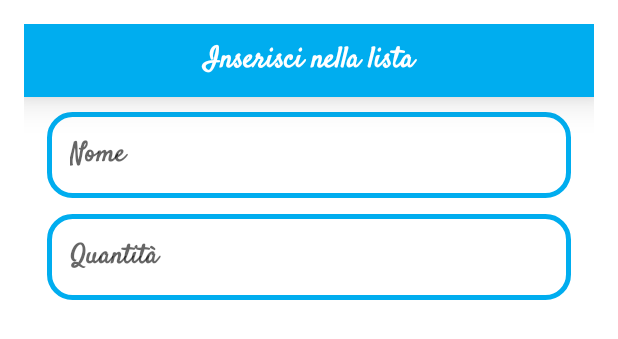
After one commit to SimoFerre98/CoolUp, an Android app: the layout add_shoplist.xml on its own in the app's theme, with its tools: preview values and no code run, on a phone screen of 412 x 824 dp. The commit adds this screen. Shown: the top 339 px of the screen. Run offline under Robolectric (Android 15) with nearby library versions, the light colour scheme and no system bars.

Commit message:
Versione 6.6.3
Aggiunta deleteall sulla lista
Aggiunta lista con check
Aggiunta di varie altre cose minori

```diff
--- a/CoolUp/app/src/main/java/com/Simo_Elia/CoolUp/RecycleViewFridgeAdapter.kt
+++ b/CoolUp/app/src/main/java/com/Simo_Elia/CoolUp/RecycleViewFridgeAdapter.kt
@@ -90,7 +90,6 @@ class RecycleViewFridgeAdapter(
             Row_Product_Allergens = itemView.findViewById(R.id.AllergensRow)
             Row_Product_Recycle = itemView.findViewById(R.id.RecycleRow)
             Row_Product_Freezable = itemView.findViewById(R.id.FreezableRow)
-
 
             LinearLayout_Item = itemView.findViewById(R.id.LinearLayout_Item)
             Menu_Product = itemView.findViewById(R.id.Menu_Product)
@@ -221,7 +220,6 @@ class RecycleViewFridgeAdapter(
                     else-> true
                 }
 
-
             }
             popupMenus.show()
             val popup = PopupMenu::class.java.getDeclaredField("mPopup")
@@ -231,9 +229,7 @@ class RecycleViewFridgeAdapter(
                 .invoke(menu,true)
         }
 
-
     }
-
 
     override fun onCreateViewHolder(parent: ViewGroup, viewType: Int): ViewHolder {
 
@@ -262,8 +258,6 @@ class RecycleViewFridgeAdapter(
         else{
             holder.Item_Product_Freezable.text = "Non Congelabile"
         }
-
-
 
 
         //  currentDate è un oggetto contenente la data corrente
--- a/CoolUp/app/src/main/java/com/Simo_Elia/CoolUp/Search/SearchRecyclerView.kt
+++ b/CoolUp/app/src/main/java/com/Simo_Elia/CoolUp/Search/SearchRecyclerView.kt
@@ -77,6 +77,12 @@ class SearchRecyclerView(
         return Handler.DimDownloadTable()
     }
 
+    fun filteredList(resultList:ArrayList<String>)
+    {
+        countryFilterList = resultList
+        notifyDataSetChanged()
+    }
+
     override fun getFilter(): Filter? {
         return object : Filter(){
             override fun performFiltering(constraint: CharSequence?): FilterResults {
--- a/CoolUp/app/src/main/res/drawable-xxhdpi/shape_background.xml
+++ b/CoolUp/app/src/main/res/drawable-xxhdpi/shape_background.xml
@@ -3,7 +3,7 @@
     android:shape="rectangle"
     xmlns:android="http://schemas.android.com/apk/res/android">
     <solid android:color="@color/white"/>
-    <stroke android:color="@color/purple_500" android:width="3dp"/>
+    <stroke android:color="@color/CoolUpBlue" android:width="3dp"/>
     <corners android:radius="15dp"/>
 
 </shape>
--- a/CoolUp/app/src/main/res/drawable/edit_text_border.xml
+++ b/CoolUp/app/src/main/res/drawable/edit_text_border.xml
@@ -3,7 +3,7 @@
     xmlns:android="http://schemas.android.com/apk/res/android"
     android:shape="rectangle">
     <solid
-        android:color="@android:color/transparent"/>
+        android:color="@android:color/white"/>
 
     <corners
         android:bottomRightRadius="12dp"
--- a/CoolUp/app/src/main/res/layout/add_item.xml
+++ b/CoolUp/app/src/main/res/layout/add_item.xml
@@ -23,7 +23,7 @@
                 android:textStyle="bold"
                 android:textSize="19sp"
                 android:textColor="@color/white"
-                android:background="@color/purple_500"
+                android:background="@color/CoolUpBlue"
                 android:padding="10dp"
                 android:elevation="15dp"
                 android:layout_gravity="center"
--- /dev/null
+++ b/CoolUp/app/src/main/res/layout/add_shoplist.xml
@@ -0,0 +1,65 @@
+<?xml version="1.0" encoding="utf-8"?>
+<ScrollView
+    xmlns:android="http://schemas.android.com/apk/res/android"
+    android:layout_width="match_parent"
+    android:layout_height="match_parent">
+
+    <LinearLayout
+
+        android:layout_width="match_parent"
+        android:layout_height="match_parent"
+        android:orientation="vertical"
+        android:gravity="center"
+        >
+
+        <LinearLayout
+            android:orientation="vertical"
+            android:layout_margin="16dp"
+            android:layout_width="match_parent"
+            android:layout_height="wrap_content">
+            <TextView
+                android:text="Inserisci nella lista"
+                android:textStyle="bold"
+                android:textSize="19sp"
+                android:textColor="@color/white"
+                android:background="@color/CoolUpBlue"
+                android:padding="10dp"
+                android:elevation="15dp"
+                android:layout_gravity="center"
+                android:gravity="center"
+                android:layout_width="match_parent"
+                android:layout_height="wrap_content"/>
+            <EditText
+                android:id="@+id/InsertShoplistName"
+                android:hint="Nome"
+                android:textColor="@color/black"
+                android:textSize="18sp"
+                android:textStyle="bold"
+                android:background="@drawable/shape_background"
+                android:padding="15dp"
+                android:layout_marginLeft="15dp"
+                android:layout_marginRight="15dp"
+                android:layout_marginTop="10dp"
+                android:layout_marginBottom="5dp"
+                android:layout_width="match_parent"
+                android:layout_height="wrap_content"/>
+            <EditText
+                android:id="@+id/InserShoplistUnit"
+                android:hint="Quantità "
+                android:inputType="phone"
+                android:textColor="@color/black"
+                android:background="@drawable/shape_background"
+                android:padding="15dp"
+                android:textSize="18sp"
+                android:textStyle="bold"
+                android:layout_marginLeft="15dp"
+                android:layout_marginRight="15dp"
+                android:layout_marginTop="5dp"
+                android:layout_marginBottom="15dp"
+                android:layout_width="match_parent"
+                android:layout_height="wrap_content"/>
+
+        </LinearLayout>
+
+    </LinearLayout>
+</ScrollView>
```
Also changed, not shown: CoolUp/app/src/main/java/com/Simo_Elia/CoolUp/ListRecyclerView.kt (added, +102 -0 lines), CoolUp/app/src/main/java/com/Simo_Elia/CoolUp/MainActivity.kt (+7 -1 lines), CoolUp/app/src/main/java/com/Simo_Elia/CoolUp/Search/Search.kt (+37 -22 lines), CoolUp/app/src/main/java/com/Simo_Elia/CoolUp/dbhandler.kt (+37 -7 lines), CoolUp/app/src/main/java/com/Simo_Elia/CoolUp/dblist.kt (+8 -8 lines), CoolUp/app/src/main/java/com/Simo_Elia/CoolUp/shoplist.kt (+78 -8 lines), CoolUp/app/src/main/res/layout/activity_main.xml (+14 -0 lines), CoolUp/app/src/main/res/layout/fragment_shoplist.xml (+6 -11 lines), CoolUp/app/src/main/res/layout/shoplist_item.xml (added, +35 -0 lines), CoolUp/app/src/main/java/com/Simo_Elia/CoolUp/fridge.kt (line endings or trailing spaces), 1 other file.
